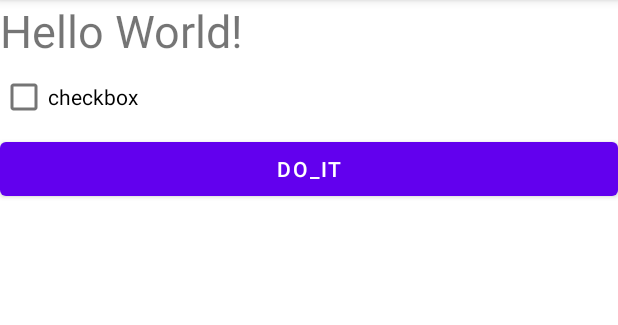
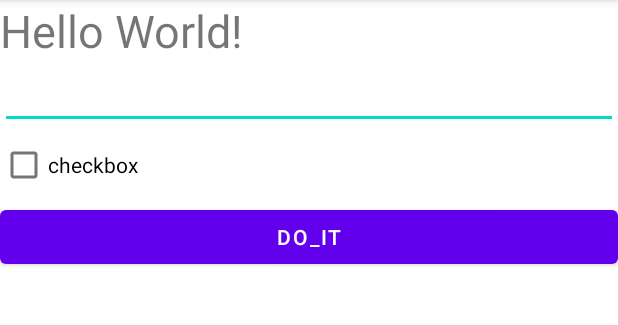
Before and after one commit to Yoon0511/Android_Game_Class, an Android app: the screen it shows after launch (MainActivity), on a phone screen of 412 x 824 dp, the part 84-409 px from its top. Run offline under Robolectric (Android 15) with nearby library versions, the phone set to English and light mode, and no system bars.

Commit message:
add edittext

```diff
--- a/moreControls/app/src/main/java/kr/ac/morecontrlos/MainActivity.java
+++ b/moreControls/app/src/main/java/kr/ac/morecontrlos/MainActivity.java
@@ -6,17 +6,23 @@ import android.os.Bundle;
 import android.util.Log;
 import android.view.View;
 import android.widget.CheckBox;
+import android.widget.EditText;
+import android.widget.TextView;
 
 public class MainActivity extends AppCompatActivity {
 
     private static final String TAG = MainActivity.class.getSimpleName();
     private CheckBox checkbox;
+    private TextView outputTextView;
+    private EditText nameEdit;
 
     @Override
     protected void onCreate(Bundle savedInstanceState) {
         super.onCreate(savedInstanceState);
         setContentView(R.layout.activity_main);
         checkbox = findViewById(R.id.checkbox);
+        outputTextView = findViewById(R.id.outputTextView);
+        nameEdit = findViewById(R.id.nameEdit);
     }
 
     public void onCheckbox(View view) {
@@ -26,5 +32,7 @@ public class MainActivity extends AppCompatActivity {
 
     public void onBtnDoIt(View view) {
         Log.d(TAG,"onBtnDoIt, check" + checkbox.isChecked());
+        String text = nameEdit.getText().toString();
+        outputTextView.setText(text);
     }
 }
--- a/moreControls/app/src/main/res/layout/activity_main.xml
+++ b/moreControls/app/src/main/res/layout/activity_main.xml
@@ -14,6 +14,12 @@
         android:text="Hello World!"
         android:textSize="30sp">
     </TextView>
+    <EditText
+        android:id="@+id/nameEdit"
+        android:layout_width="match_parent"
+        android:layout_height="wrap_content"
+
+        ></EditText>
     <CheckBox
         android:id="@+id/checkbox"
         android:layout_width="match_parent"
```
